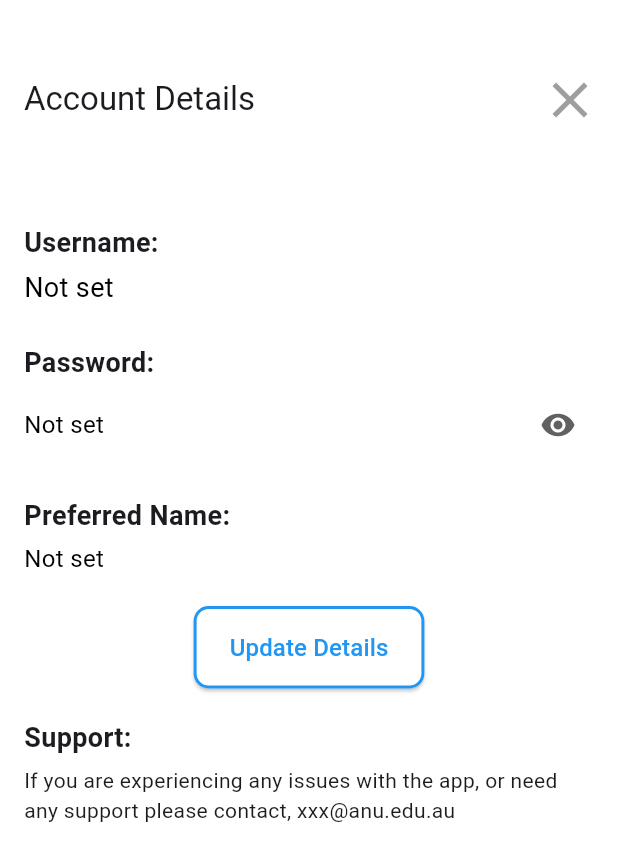
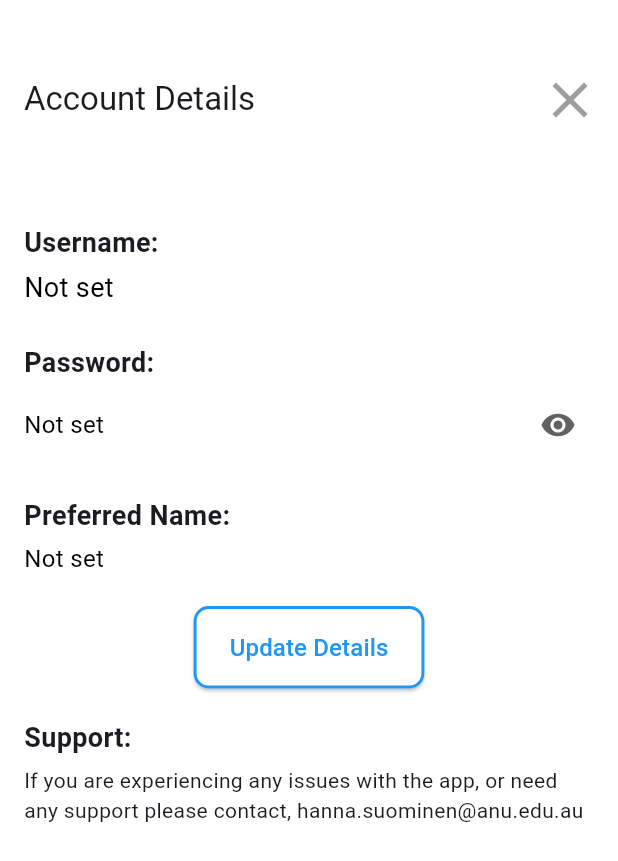
Before and after one commit to anusii/msfatigue, a Flutter app: the screen it shows after launch, in the side drawer, after a tap on "Account details", on a phone screen of 412 x 824 dp. Shown: the top 861 px of the screen. Run offline on Flutter 3.47's test engine with Material 3 defaults, Android fonts, the phone set to English and light mode, and no system bars; our stand-ins replace equatable, flutter_bloc, flutter_markdown, gap, package_info_plus, shared_preferences and 1 more; missing offline and left inert: markdown_tooltip, rdflib, solidpod, window_manager.

Commit message:
Update contact

```diff
--- a/lib/widgets/page/consent_settings.dart
+++ b/lib/widgets/page/consent_settings.dart
@@ -1,6 +1,6 @@
 /// Consent settings Page used in MS Fatigue Project.
 ///
-// Time-stamp: <Friday 2025-02-16 12:34:33 +1000 Graham Williams>
+// Time-stamp: <Wednesday 2025-02-26 08:55:46 +1100 Graham Williams>
 ///
 /// Copyright (C) 2025, Software Innovation Institute, ANU.
 ///
@@ -156,7 +156,7 @@ class _ConsentSettingsState extends State<ConsentSettings> {
                   TextSpan(
                     text:
                         'If you would like to withdraw your consent from this study, '
-                        'please email xxxx@anu.edu.au',
+                        'please email hanna.suominen@anu.edu.au',
                   ),
                 ],
               ),
--- a/lib/widgets/page/personal_settings.dart
+++ b/lib/widgets/page/personal_settings.dart
@@ -1,6 +1,6 @@
 /// PersonalSettings widget used in MS Fatigue Project.
 ///
-// Time-stamp: <Friday 2025-02-16 12:34:33 +1000 Graham Williams>
+// Time-stamp: <Wednesday 2025-02-26 08:56:02 +1100 Graham Williams>
 ///
 /// Copyright (C) 2025, Software Innovation Institute, ANU.
 ///
@@ -369,7 +369,7 @@ class _PersonalSettingsState extends State<PersonalSettings> {
                 ),
                 const Gap(5),
                 const Text(
-                    'If you are experiencing any issues with the app, or need any support please contact, xxx@anu.edu.au'),
+                    'If you are experiencing any issues with the app, or need any support please contact, hanna.suominen@anu.edu.au'),
               ],
             ),
           ),
```
